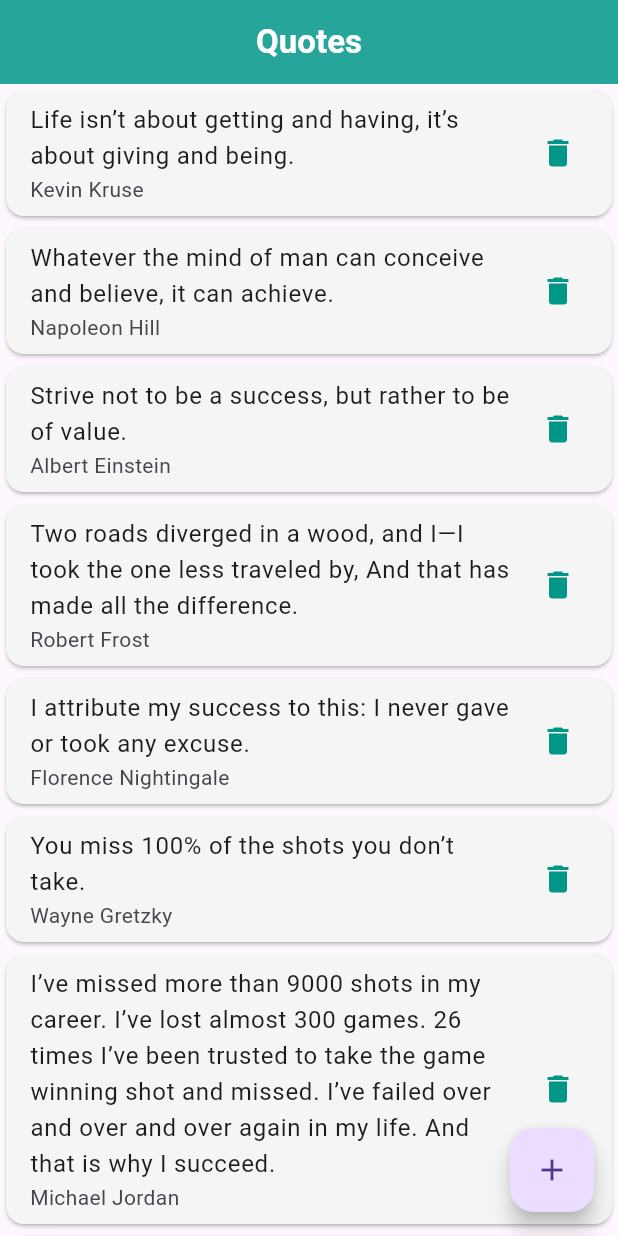
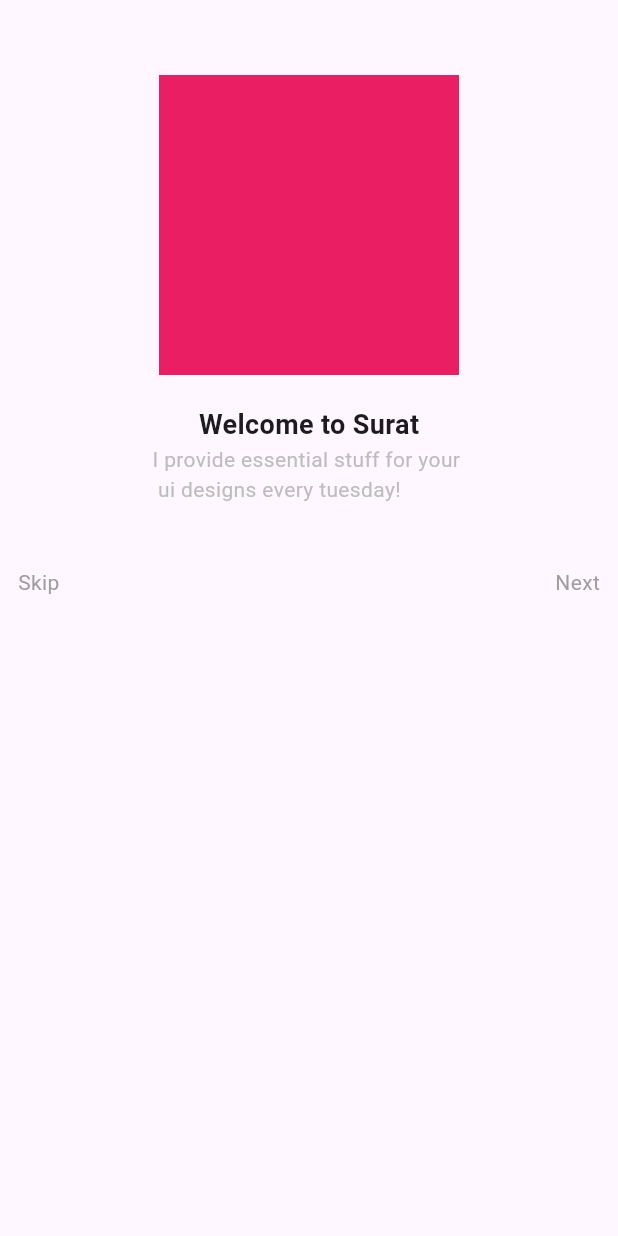
Before and after one commit to Krupaparmar30/AdvanceFlutterCh-1, a Flutter app: the screen it shows after launch, on a phone screen of 412 x 824 dp. Run offline on Flutter 3.47's test engine with Material 3 defaults, Android fonts, the phone set to English and light mode, and no system bars; our stand-ins replace shared_preferences.

```diff
--- a/lib/main.dart
+++ b/lib/main.dart
@@ -1,14 +1,29 @@
-import 'package:avd_ch_1/screens/stepper2Page/stepper2Page.dart';
-import 'package:avd_ch_1/screens/stepperPage/stepperPage.dart';
-import 'package:avd_ch_1/screens/task-1.4/provider/light_dark_theme_provider/light_dark_theme_provider.dart';
-import 'package:avd_ch_1/screens/task-1.4/view/home_page/home_page.dart';
-import 'package:avd_ch_1/screens/task-1.5/provider/quotePageProvider/quotePageProvider.dart';
-import 'package:avd_ch_1/screens/task-1.5/view/quotePage/quotePage.dart';
+
+import 'package:avd_ch_1/screens/task%20-%201.5%20one%20time%20intro%20screen/provider/provider.dart';
+import 'package:avd_ch_1/screens/task%20-%201.5%20one%20time%20intro%20screen/view/homePageOne/homePageOne.dart';
+import 'package:avd_ch_1/screens/task%20-%201.5%20one%20time%20intro%20screen/view/oneTimeScreen/oneTimeScreen.dart';
 import 'package:flutter/material.dart';
 import 'package:provider/provider.dart';
+import 'package:shared_preferences/shared_preferences.dart';
 
-void main() {
-  runApp(myApp());
+
+Future<void> main() async {
+  SharedPreferences sharedPreferences = await SharedPreferences.getInstance();
+
+
+ bool isHome1 = sharedPreferences.getBool("one1") ?? false;
+
+
+
+  runApp(MultiProvider(
+    providers: [
+
+      ChangeNotifierProvider(
+        create: (context) => OneTimeProvider(isHome1),
+      ),
+    ],
+    builder: (context, child) => myApp(),
+  ));
 }
 
 class myApp extends StatelessWidget {
@@ -16,9 +31,13 @@ class myApp extends StatelessWidget {
 
   @override
   Widget build(BuildContext context) {
-    return ChangeNotifierProvider(
-      create: (context) => quoteProvider(),
-      builder: (context, child) => MaterialApp(
+    // ThemeChangeProvider ThemeChangeProviderTrue =
+    //     Provider.of<ThemeChangeProvider>(context, listen: true);
+    // ThemeChangeProvider ThemeChangeProviderFalse =
+    //     Provider.of<ThemeChangeProvider>(context, listen: false);
+
+    return MaterialApp(
+      debugShowCheckedModeBanner: false,
       // theme: ThemeData(
       //     colorScheme: ColorScheme.light(
       //   primary: Colors.purple,
@@ -37,13 +56,10 @@ class myApp extends StatelessWidget {
       //     ? ThemeMode.dark
       //     : ThemeMode.light,
 
-        debugShowCheckedModeBanner: false,
-        home: quotePage(),
-        // routes: {
-        //   '/':(context)=>stepperPage(),
-        //   "/secound":(context)=>stepper2Page()
-        // },
-      ),
+      // debugShowCheckedModeBanner: false,
+      home: Provider.of<OneTimeProvider>(context,listen: false).isTrueOne
+          ? homePageOne():oneTimePage1()
+      ,
     );
   }
 }
--- /dev/null
+++ b/lib/screens/task - 1.5 one time intro screen/provider/provider.dart
@@ -0,0 +1,37 @@
+import 'package:flutter/cupertino.dart';
+import 'package:shared_preferences/shared_preferences.dart';
+
+class OneTimeProvider extends ChangeNotifier
+{
+  bool isTrueOne=true;
+  void ChangeTheme()
+  {
+    isTrueOne=!isTrueOne;
+    setOneTime(isTrueOne);
+    notifyListeners();
+  }
+  late SharedPreferences sharedPreferences;
+
+  Future<void> setOneTime(bool isTrueOne)
+  async {
+    sharedPreferences =await SharedPreferences.getInstance();
+    sharedPreferences.setBool('one1', isTrueOne);
+  }
+
+  Future<void> getOneTime()
+  async {
+    sharedPreferences= await  SharedPreferences.getInstance();
+    sharedPreferences.getBool('one1')??false;
+    print("$isTrueOne");
+    notifyListeners();
+  }
+  OneTimeProvider(bool isHome1)
+  {
+    isTrueOne=isHome1;
+    notifyListeners();
+
+  }
+
+
+
+}
--- /dev/null
+++ b/lib/screens/task - 1.5 one time intro screen/view/oneTimeScreen/oneTimeScreen.dart
@@ -0,0 +1,73 @@
+import 'package:avd_ch_1/screens/task%20-%201.5%20one%20time%20intro%20screen/view/homePageOne/homePageOne.dart';
+import 'package:avd_ch_1/screens/task%20-%201.5%20one%20time%20intro%20screen/view/oneTimeScreen2/oneTimeScreen2.dart';
+import 'package:flutter/material.dart';
+
+class oneTimePage1 extends StatelessWidget {
+  const oneTimePage1({super.key});
+
+  @override
+  Widget build(BuildContext context) {
+
+    return Scaffold(
+        body: Center(
+          child: Column(
+            children: [
+              SizedBox(
+                height: 50,
+              ),
+              Container(
+                height: 200,
+                width: 200,
+                decoration:  BoxDecoration(
+                  color: Colors.pink,
+                  // image: DecorationImage(
+                  //   image: AssetImage(
+                  //
+                  //   )
+                  // )
+                ),
+              ),
+              SizedBox(
+                height: 20,
+              ),
+              Text("Welcome to Surat",style: TextStyle(fontWeight: FontWeight.bold,fontSize: 18),),
+              Text("I provide essential stuff for your \n ui designs every tuesday!",style: TextStyle(
+                color: Colors.grey.shade400
+              ),),
+              SizedBox(
+                height: 30,
+              ),
+              Padding(
+                padding: const EdgeInsets.all(12.0),
+                child: Row(
+                  mainAxisAlignment: MainAxisAlignment.spaceBetween,
+                  children: [
+                    GestureDetector(
+                        onDoubleTap: () {
+                          Navigator.of(context).pushReplacement(
+                              MaterialPageRoute(builder: (context) => homePageOne(),)
+                          );
+                        }
+
+
+
+                    ,child: Text("Skip",style: TextStyle(color: Colors.grey),)),
+                    GestureDetector(
+                    onDoubleTap: () {
+                      Navigator.of(context).pushReplacement(
+                        MaterialPageRoute(builder: (context) => oneTimeScreen2(),)
+                      );
+                    }
+
+
+
+                    ,child: Text("Next",style: TextStyle(color: Colors.grey),))
+                  ],
+                ),
+              )
+            ],
+          ),
+        ),
+    );
+  }
+}
--- a/lib/screens/task-1.5/view/quotePage/quotePage.dart
+++ b/lib/screens/task-1.5/view/quotePage/quotePage.dart
@@ -127,6 +127,8 @@ class quotePage extends StatelessWidget {
                               enabledBorder: OutlineInputBorder(
                                 borderSide: BorderSide(color: Colors.white),
                                 borderRadius: BorderRadius.circular(10),
+
+
                               )
                               // labelText:"Life isn’t about getting and having, it’s about giving and being.",
 
--- a/pubspec.yaml
+++ b/pubspec.yaml
@@ -36,6 +36,7 @@ dependencies:
   # Use with the CupertinoIcons class for iOS style icons.
   cupertino_icons: ^1.0.6
   provider: ^6.1.2
+  shared_preferences: ^2.2.3
 
 dev_dependencies:
   flutter_test:
```
Also changed, not shown: lib/screens/task - 1.5 one time intro screen/view/homePageOne/homePageOne.dart (added, +36 -0 lines), lib/screens/task - 1.5 one time intro screen/view/oneTimeScreen2/oneTimeScreen2.dart (added, +76 -0 lines), lib/screens/task - 1.5 one time intro screen/view/oneTimeScreen3/oneTimeScreen3.dart (added, +72 -0 lines), lib/screens/task-1.4/provider/light_dark_theme_provider/light_dark_theme_provider.dart (+62 -0 lines), lib/screens/task - 1.5 one time intro screen/modal/modal.dart (added), pubspec.lock, 1 other file. Lines whose indentation alone changed are shown as unchanged.
